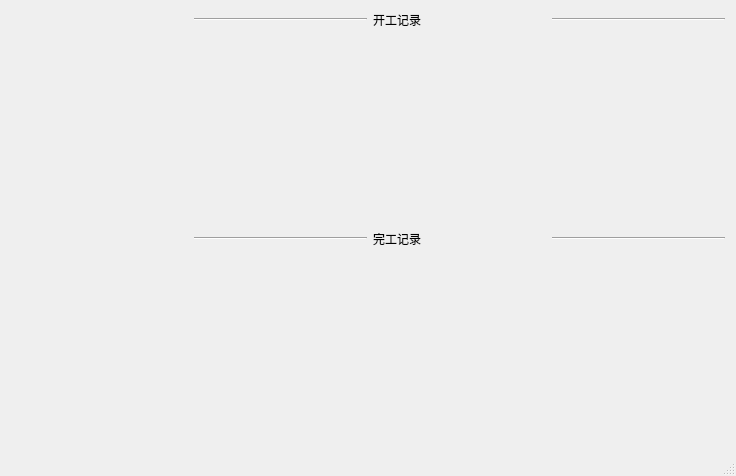
The window that start_work/mainwindow.ui (wangxu989/QTcheck-worker) describes before a commit, drawn with Qt 5.
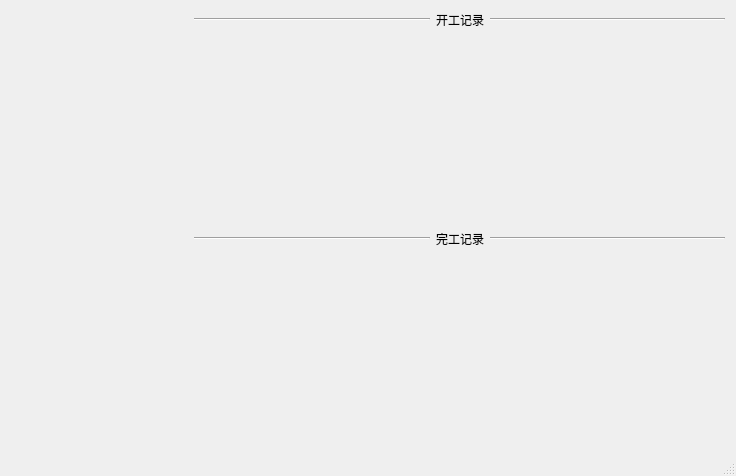
The same window after the commit. Icons and pictures are not drawn.

The edit to the form file:
```diff
--- a/start_work/mainwindow.ui
+++ b/start_work/mainwindow.ui
@@ -38,7 +38,7 @@
     <item>
      <layout class="QVBoxLayout" name="verticalLayout_2" stretch="1,5,1,5">
       <item>
-       <layout class="QHBoxLayout" name="horizontalLayout">
+       <layout class="QHBoxLayout" name="horizontalLayout" stretch="10,1,10">
         <item>
          <widget class="Line" name="line">
           <property name="orientation">
@@ -48,6 +48,9 @@
         </item>
         <item>
          <widget class="QLabel" name="label_2">
+          <property name="styleSheet">
+           <string notr="true">font: 20pt &quot;Ubuntu&quot;;</string>
+          </property>
           <property name="text">
            <string>开工记录</string>
           </property>
@@ -66,7 +69,7 @@
        <widget class="QWidget" name="widget_2" native="true"/>
       </item>
       <item>
-       <layout class="QHBoxLayout" name="horizontalLayout_2">
+       <layout class="QHBoxLayout" name="horizontalLayout_2" stretch="10,1,10">
         <item>
          <widget class="Line" name="line_3">
           <property name="orientation">
@@ -76,6 +79,9 @@
         </item>
         <item>
          <widget class="QLabel" name="label_3">
+          <property name="styleSheet">
+           <string notr="true">font: 20pt &quot;Ubuntu&quot;;</string>
+          </property>
           <property name="text">
            <string>完工记录</string>
           </property>
```
